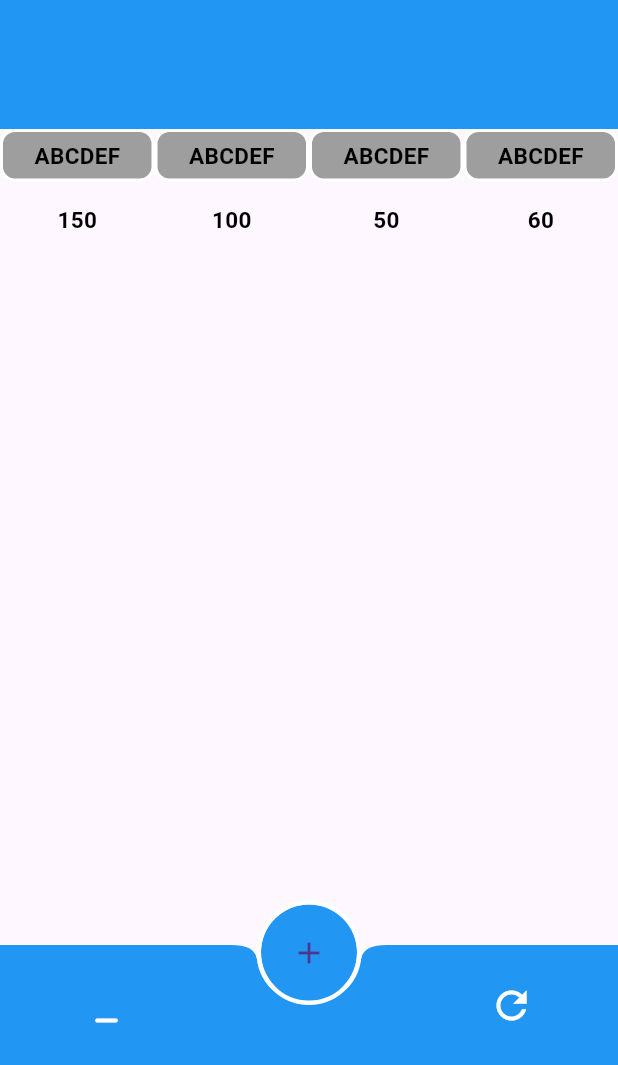
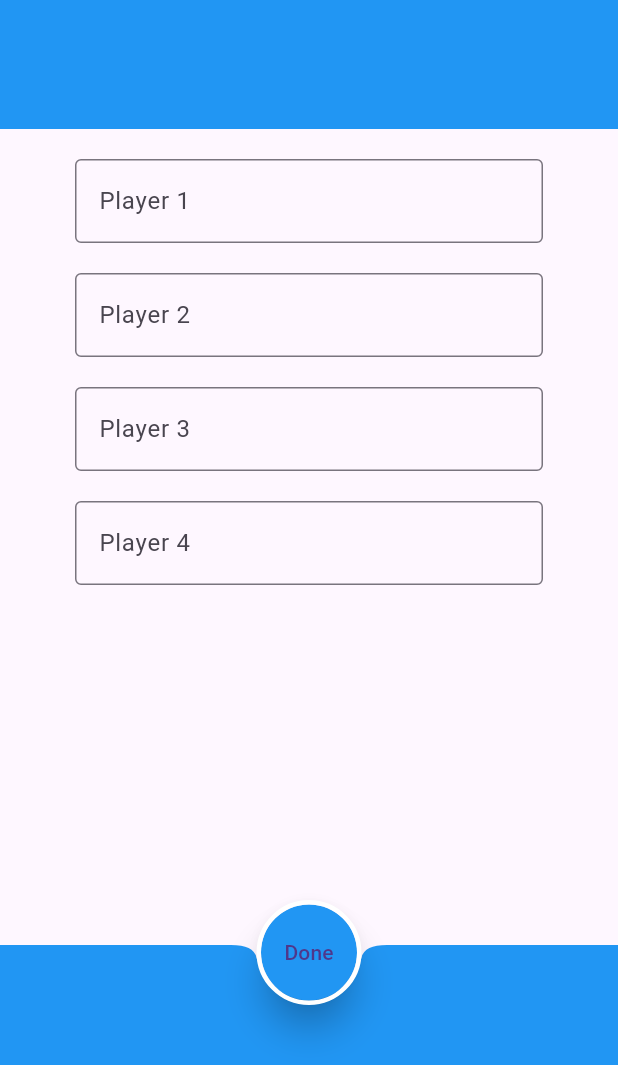
Before and after one commit to rashiqurrahman16/card_points_app, a Flutter app: the screen it shows after launch, on a phone screen of 412 x 824 dp, the part 171-1236 px from its top. Run offline on Flutter 3.47's test engine with Material 3 defaults, Android fonts, the phone set to English and light mode, and no system bars.

Commit message:
plaer name input half done

```diff
--- a/lib/pages/player_name_page.dart
+++ b/lib/pages/player_name_page.dart
@@ -1,4 +1,5 @@
 import 'package:flutter/material.dart';
+import 'package:hazari/pages/score_page.dart';
 
 class PlayerNamePage extends StatefulWidget {
   const PlayerNamePage({super.key});
@@ -8,6 +9,14 @@ class PlayerNamePage extends StatefulWidget {
 }
 
 class _PlayerNamePageState extends State<PlayerNamePage> {
+
+  final TextEditingController _player1 = TextEditingController();
+  final TextEditingController _player2 = TextEditingController();
+  final TextEditingController _player3 = TextEditingController();
+  final TextEditingController _player4 = TextEditingController();
+
+
+
   @override
   Widget build(BuildContext context) {
     final screenSize=MediaQuery.of(context).size;
@@ -22,113 +31,47 @@ class _PlayerNamePageState extends State<PlayerNamePage> {
 
 
       body: SafeArea(
-
         child: Column(
+            mainAxisAlignment: MainAxisAlignment.start,
             children: [
-            Column(
-              children: [
-                Row(
-
-                  children: [
-
-
-                    Container(
-                      decoration: BoxDecoration(
-                          color: Colors.grey,
-                          border: Border.all(width: 2, color: Colors.white),
-                          borderRadius: BorderRadius.all(Radius.circular(10))
+              SizedBox(height: 10,),
+              Padding(padding: EdgeInsets.symmetric(horizontal: 50, vertical: 10),
+                  child: TextField(
+                    controller: _player1,
+                    decoration: const InputDecoration(
+                        border: OutlineInputBorder(),
+                        labelText: "Player 1"),
+                  )
               ),
-                      alignment: Alignment.center,
-                      padding: EdgeInsets.all(5),
-                      width: screenSize.width/4,
-                      child: Text("ABCDEF", style: TextStyle(color: Colors.black, fontSize: 15, fontWeight: FontWeight.bold),),
+              Padding(padding: EdgeInsets.symmetric(horizontal: 50, vertical: 10),
+                  child: TextField(
+                    controller: _player2,
+                    decoration: const InputDecoration(
+                        border: OutlineInputBorder(),
+                        labelText: "Player 2"),
+                  )
               ),
-                    Container(
-                      decoration: BoxDecoration(
-                          color: Colors.grey,
-                          border: Border.all(width: 2, color: Colors.white),
-                          borderRadius: BorderRadius.all(Radius.circular(10))
+              Padding(padding: EdgeInsets.symmetric(horizontal: 50, vertical: 10),
+                  child: TextField(
+                    controller: _player3,
+                    decoration: const InputDecoration(
+                        border: OutlineInputBorder(),
+                        labelText: "Player 3"),
+                  )
               ),
-                      alignment: Alignment.center,
-
-                      padding: EdgeInsets.all(5),
-                      width: screenSize.width/4,
-                      child: Text("ABCDEF", style: TextStyle(color: Colors.black, fontSize: 15, fontWeight: FontWeight.bold),),
-                    ),
-                    Container(
-                      decoration: BoxDecoration(
-                          color: Colors.grey,
-                          border: Border.all(width: 2, color: Colors.white),
-                          borderRadius: BorderRadius.all(Radius.circular(10))
-                      ),
-                      alignment: Alignment.center,
-                      padding: EdgeInsets.all(5),
-                      width: screenSize.width/4,
-                      child: Text("ABCDEF", style: TextStyle(color: Colors.black, fontSize: 15, fontWeight: FontWeight.bold),),
-                    ),
-                    Container(
-                      decoration: BoxDecoration(
-                          color: Colors.grey,
-                          border: Border.all(width: 2, color: Colors.white),
-                          borderRadius: BorderRadius.all(Radius.circular(10))
-                      ),
-                      alignment: Alignment.center,
-                      padding: EdgeInsets.all(5),
-                      width: screenSize.width/4,
-                      child: Text("ABCDEF", style: TextStyle(color: Colors.black, fontSize: 15, fontWeight: FontWeight.bold),),
+              Padding(padding: EdgeInsets.symmetric(horizontal: 50, vertical: 10),
+                  child: TextField(
+                    controller: _player4,
+                    decoration: const InputDecoration(
+                        border: OutlineInputBorder(),
+                        labelText: "Player 4"),
+                  )
               ),
 
 
             ],
           ),
 
-              ],
-            ),
-            SizedBox(height: 10),
-
-
-
-            Column(
-              children: [
-                Row(
-
-                  children: [
-
-
-                    Container(
-                      alignment: Alignment.center,
-                      padding: EdgeInsets.all(5),
-                      width: screenSize.width/4,
-                      child: Text("150", style: TextStyle(color: Colors.black, fontSize: 15, fontWeight: FontWeight.bold),),
-                    ),
-                    Container(
-                      alignment: Alignment.center,
-
-                      padding: EdgeInsets.all(5),
-                      width: screenSize.width/4,
-                      child: Text("100", style: TextStyle(color: Colors.black, fontSize: 15, fontWeight: FontWeight.bold),),
-                    ),
-                    Container(
-                      alignment: Alignment.center,
-                      padding: EdgeInsets.all(5),
-                      width: screenSize.width/4,
-                      child: Text("50", style: TextStyle(color: Colors.black, fontSize: 15, fontWeight: FontWeight.bold),),
-                    ),
-                    Container(
-                      alignment: Alignment.center,
-                      padding: EdgeInsets.all(5),
-                      width: screenSize.width/4,
-                      child: Text("60", style: TextStyle(color: Colors.black, fontSize: 15, fontWeight: FontWeight.bold),),
-                    ),
-
-                  ],
-                ),
-
-              ],
-            ),
-
-          ],
-        ),
       ),
 
 
@@ -138,10 +81,21 @@ class _PlayerNamePageState extends State<PlayerNamePage> {
         height: 64,
         width: 64,
         child: FloatingActionButton(
-          elevation: 0,
-          child: Icon(Icons.add),
+          elevation: 10,
+          child: Text('Done'),
           backgroundColor: Colors.blue,
-          onPressed: (){},
+          onPressed: (){
+            Navigator.of(context).push(
+              MaterialPageRoute(
+                  builder: (context) => ScorePage(
+                    player1: _player1,
+                    player2: _player2,
+                    player3: _player3,
+                    player4: _player4,
+                  )
+              ),
+            );
+          },
           shape: RoundedRectangleBorder(
             side: BorderSide(width: 3, color: Colors.white, strokeAlign: BorderSide.strokeAlignOutside),
             borderRadius: BorderRadius.circular(100),
@@ -152,31 +106,6 @@ class _PlayerNamePageState extends State<PlayerNamePage> {
       bottomNavigationBar: BottomAppBar(
         color: Colors.blue,
         shape: const CircularNotchedRectangle(),
-        child: Container(
-          alignment: Alignment.center,
-          height: 10,
-          child: Row(
-            mainAxisSize: MainAxisSize.max,
-            mainAxisAlignment: MainAxisAlignment.spaceBetween,
-            children: [
-              IconButton(
-                color: Colors.white,
-                iconSize: 30,
-                padding: EdgeInsets.symmetric(horizontal: 40),
-                icon: Icon(Icons.minimize_rounded),
-                onPressed: (){},
-              ),
-              IconButton(
-                color: Colors.white,
-                iconSize: 30,
-                padding: EdgeInsets.symmetric(horizontal: 40),
-                icon: Icon(Icons.refresh),
-                onPressed: (){},
-              ),
-            ],
-          ),
-
-        ),
       ),
     );
   }
--- a/lib/pages/score_page.dart
+++ b/lib/pages/score_page.dart
@@ -1,16 +1,28 @@
 import 'package:flutter/material.dart';
 
-class ScorePage extends StatefulWidget {
-  const ScorePage({super.key});
+class ScorePage extends StatelessWidget {
 
-  @override
-  State<ScorePage> createState() => _ScorePageState();
-}
+  final String player1, player2, player3, player4;
 
-class _ScorePageState extends State<ScorePage> {
+  const ScorePage({
+    super.key,
+    required this.player1,
+    required this.player2,
+    required this.player3,
+    required this.player4,
+
+  });
+
   @override
   Widget build(BuildContext context) {
     final screenSize=MediaQuery.of(context).size;
+
+    TextEditingController _player1 = TextEditingController(text: player1);
+    TextEditingController _player2 = TextEditingController(text: player2);
+    TextEditingController _player3 = TextEditingController(text: player3);
+    TextEditingController _player4 = TextEditingController(text: player4);
+
+
     return Scaffold(
       appBar: AppBar(
 
@@ -137,7 +149,7 @@ class _ScorePageState extends State<ScorePage> {
         height: 64,
         width: 64,
         child: FloatingActionButton(
-          elevation: 0,
+          elevation: 10,
           child: Icon(Icons.add),
           backgroundColor: Colors.blue,
           onPressed: (){},
```
Lines whose indentation alone changed are shown as unchanged.
